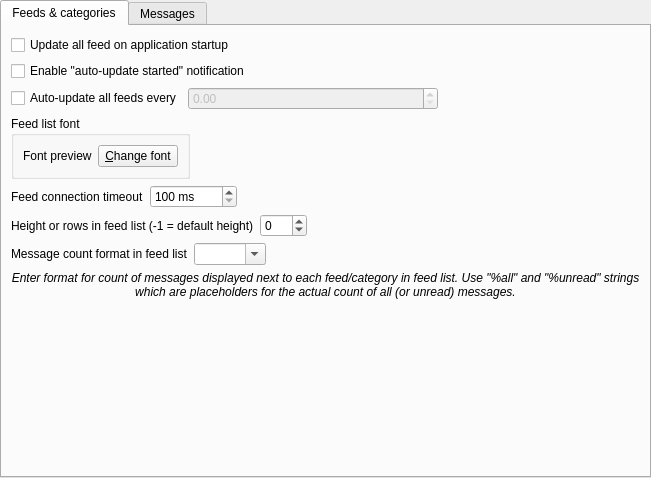
Qt form src/librssguard/gui/settings/settingsfeedsmessages.ui (martinrotter/rssguard) before a commit.
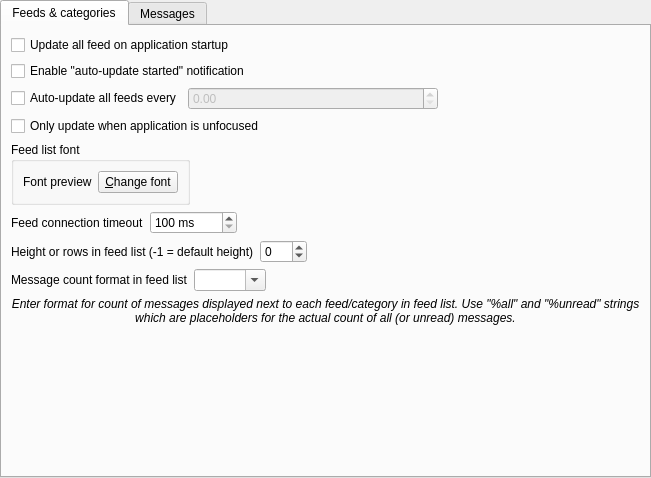
The same form after that commit. Custom widgets are drawn as their Qt base class.

Commit message: added option to postpone auto updates, if window is focused

```diff
--- a/src/librssguard/gui/settings/settingsfeedsmessages.ui
+++ b/src/librssguard/gui/settings/settingsfeedsmessages.ui
@@ -77,7 +77,7 @@
          </item>
         </layout>
        </item>
-       <item row="3" column="0">
+       <item row="4" column="0">
         <widget class="QGroupBox" name="groupBox_6">
          <property name="title">
           <string>Feed list font</string>
@@ -100,7 +100,7 @@
          </layout>
         </widget>
        </item>
-       <item row="4" column="0">
+       <item row="5" column="0">
         <layout class="QHBoxLayout" name="horizontalLayout_7">
          <item>
           <widget class="QLabel" name="label_3">
@@ -133,7 +133,7 @@
          </item>
         </layout>
        </item>
-       <item row="5" column="0">
+       <item row="6" column="0">
         <layout class="QHBoxLayout" name="horizontalLayout_9">
          <item>
           <widget class="QLabel" name="label_6">
@@ -157,7 +157,7 @@
          </item>
         </layout>
        </item>
-       <item row="6" column="0">
+       <item row="7" column="0">
         <layout class="QHBoxLayout" name="horizontalLayout_8">
          <item>
           <widget class="QLabel" name="label_8">
@@ -181,7 +181,7 @@
          </item>
         </layout>
        </item>
-       <item row="7" column="0" colspan="2">
+       <item row="8" column="0" colspan="2">
         <widget class="QLabel" name="label_9">
          <property name="font">
           <font>
@@ -199,6 +199,13 @@
          </property>
         </widget>
        </item>
+       <item row="3" column="0">
+        <widget class="QCheckBox" name="m_checkAutoUpdateOnlyUnfocused">
+         <property name="text">
+          <string>Only update when application is unfocused</string>
+         </property>
+        </widget>
+       </item>
       </layout>
      </widget>
      <widget class="QWidget" name="m_tabMessages">
```
The commit also changes 5 other files.
